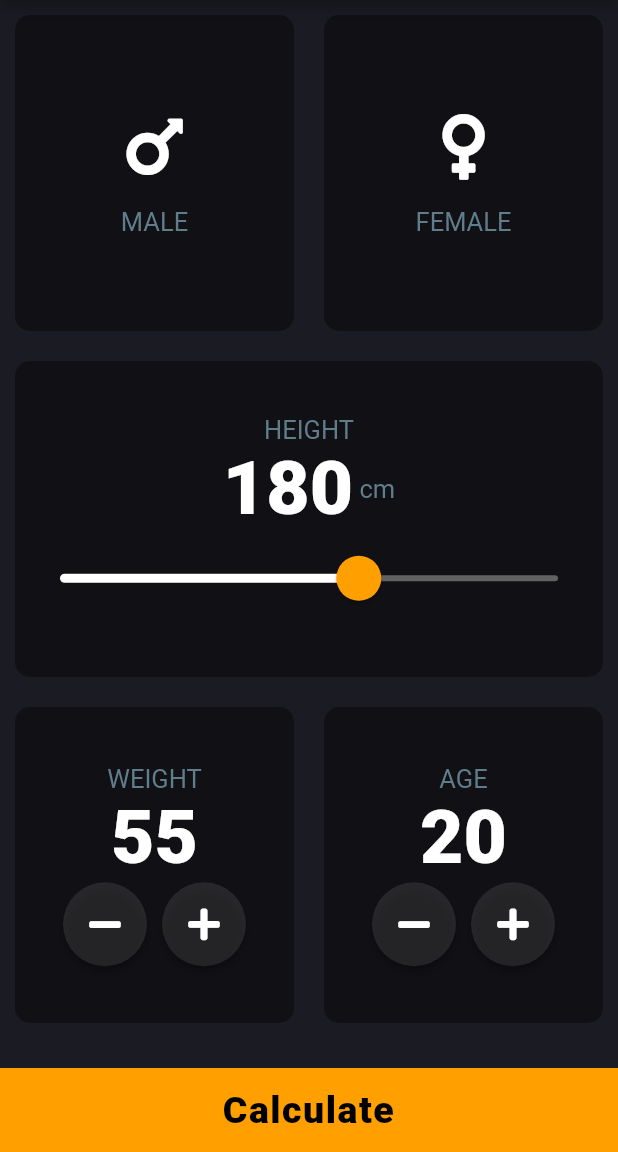
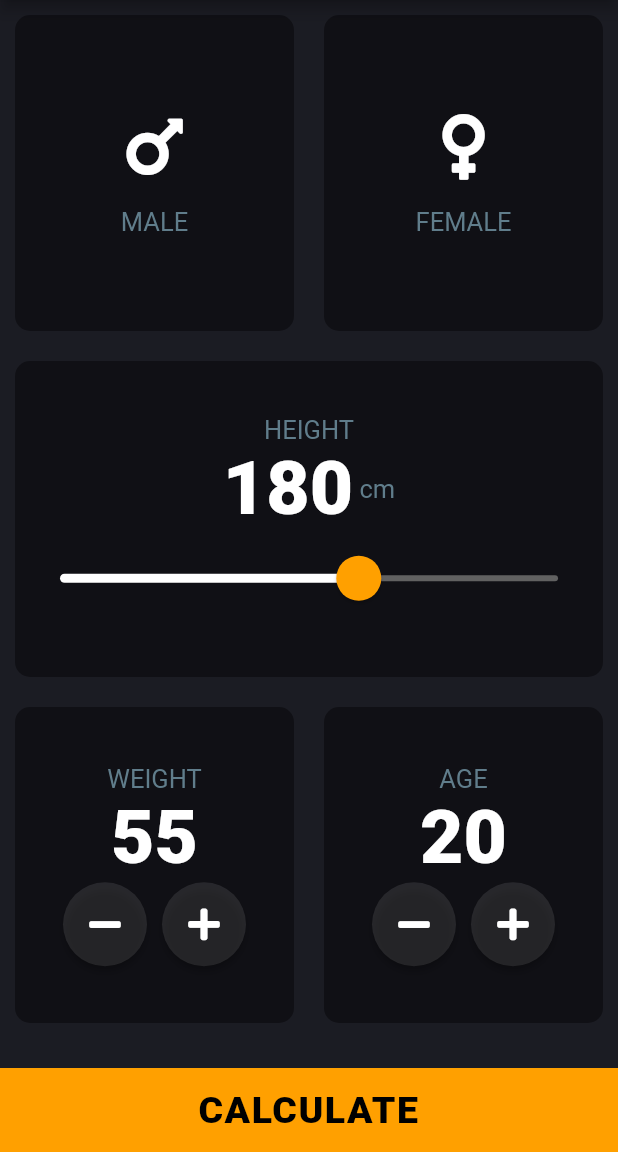
Before and after one commit to avajiyo/bmi-calculator, a Flutter app: the screen it shows after launch, on a phone screen of 412 x 824 dp, the part 84-1236 px from its top. Run offline on Flutter 3.47's test engine with Material 2 defaults, Android fonts, the phone set to English and light mode, and no system bars; our stand-ins replace font_awesome_flutter.

```diff
--- /dev/null
+++ b/lib/bottom_button.dart
@@ -0,0 +1,32 @@
+import 'package:flutter/material.dart';
+import 'input_page.dart';
+import 'constants.dart';
+import 'bottom_button.dart';
+
+class BottomButton extends StatelessWidget {
+  BottomButton({@required this.buttonText, @required this.onTap});
+  final Function onTap;
+  final String buttonText;
+
+  @override
+  Widget build(BuildContext context) {
+    return GestureDetector(
+      onTap: onTap,
+      child: Container(
+          alignment: Alignment.center,
+          child: Text(
+            buttonText,
+            textAlign: TextAlign.center,
+            style: TextStyle(
+                letterSpacing: 1,
+                fontWeight: FontWeight.w900,
+                fontSize: 25,
+                color: Colors.black),
+          ),
+          color: kPressedCardColour,
+          margin: EdgeInsets.only(top: 20.0),
+          width: double.infinity,
+          height: kBottomNavigationBarHeight),
+    );
+  }
+}
--- a/lib/input_page.dart
+++ b/lib/input_page.dart
@@ -5,6 +5,7 @@ import 'reusable_card.dart';
 import 'card_child.dart';
 import 'constants.dart';
 import 'Result_page.dart';
+import 'bottom_button.dart';
 
 class MyHomePage extends StatefulWidget {
   MyHomePage({Key key, this.title}) : super(key: key);
@@ -163,32 +164,12 @@ class _MyHomePageState extends State<MyHomePage> {
                 ],
               ),
             ),
-            GestureDetector(
+            BottomButton(
+              buttonText: 'CALCULATE',
               onTap: () {
-                Navigator.push(
-                  context,
-                  MaterialPageRoute(
-                    builder: (context) {
-                      return ResultsPage();
-                    },
-                  ),
-                );
+                Navigator.push(context,
+                    MaterialPageRoute(builder: (context) => ResultsPage()));
               },
-              child: Container(
-                  alignment: Alignment.center,
-                  child: Text(
-                    'Calculate',
-                    textAlign: TextAlign.center,
-                    style: TextStyle(
-                        letterSpacing: 1,
-                        fontWeight: FontWeight.w900,
-                        fontSize: 25,
-                        color: Colors.black),
-                  ),
-                  color: kPressedCardColour,
-                  margin: EdgeInsets.only(top: 20.0),
-                  width: double.infinity,
-                  height: kBottomNavigationBarHeight),
             ),
           ],
         ));
```
Also changed, not shown: lib/Result_page.dart (+51 -2 lines), lib/constants.dart (+11 -0 lines).
